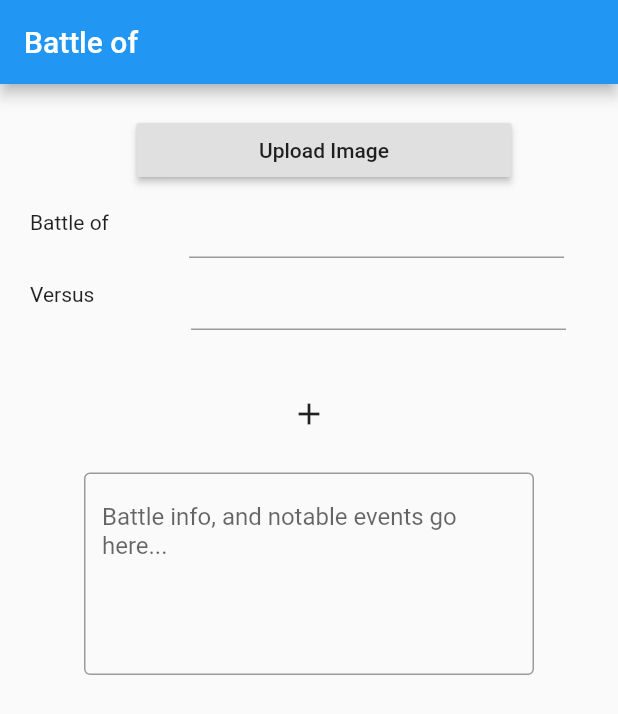
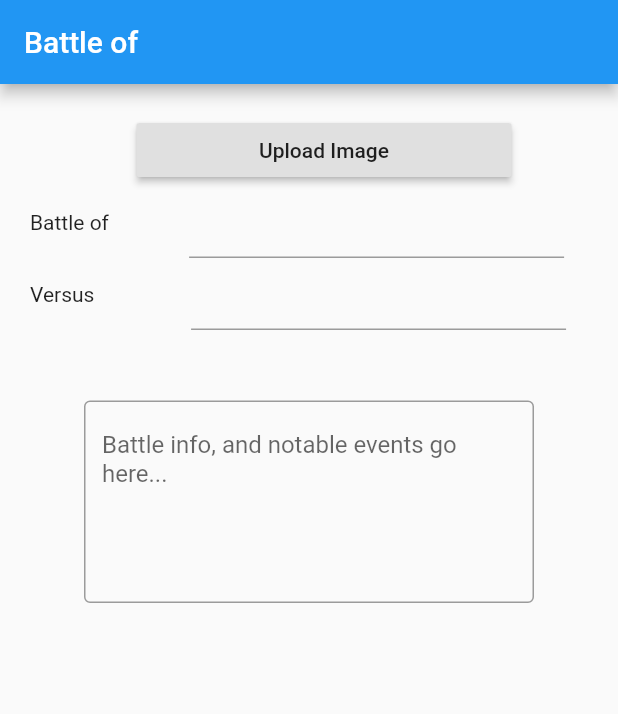
Before and after one commit to Jipwox/Croosade4DK, a Flutter app: the ViewCrusadeBattlePage widget shown alone on an empty page, opened directly with empty values, on a phone screen of 412 x 824 dp. Shown: the top 714 px of the screen. Run offline on Flutter 3.47's test engine with Material 2 defaults, Android fonts, the phone set to English and light mode, and no system bars; our stand-ins replace image_picker, material_design_icons_flutter, sqflite; accounts and stored records are empty; statements that could not run were skipped.

Commit message:
adding units plus button won't appear unless you have more units to add

```diff
--- a/croosade_4dk/lib/Pages/ViewCrusadeBattlePage.dart
+++ b/croosade_4dk/lib/Pages/ViewCrusadeBattlePage.dart
@@ -20,7 +20,7 @@ class _ViewCrusadeBattleState extends State<ViewCrusadeBattlePage>{
   List<CrusadeCardModel> allCardModels = new List<CrusadeCardModel>();
 
   Future<void> initRetrieveCardModels() async {
-
+    cardModels.clear();
     widget.battleEntries.forEach((element) async {
       cardModels.add(await DatabaseProvider.db.getCrusadeCard(element.cardId));
     });
--- a/croosade_4dk/lib/Widgets/BattleDetailScrollView.dart
+++ b/croosade_4dk/lib/Widgets/BattleDetailScrollView.dart
@@ -29,7 +29,6 @@ class _BattleDetailScrollViewState extends State<BattleDetailScrollView>{
   DateTime battleDate;
   Map<int,bool> checkedValues = new Map<int,bool>();
   Set<int> checkedIds = new Set<int>();
-  bool ischecked = false;
 
   String _imageFilePath;
   PickedFile _imageFile;
@@ -224,7 +223,7 @@ class _BattleDetailScrollViewState extends State<BattleDetailScrollView>{
             Row(
               mainAxisAlignment: MainAxisAlignment.center,
               children: [
-                IconButton(
+                if (widget.battleEntries.length != widget.allCardModels.length) IconButton(
                   icon: Icon(Icons.add),
                   onPressed: () {
                     showDialog(
@@ -348,7 +347,6 @@ class _BattleDetailScrollViewState extends State<BattleDetailScrollView>{
             onChanged: (bool value){
               print("checkValue = $value");
               setState(() {
-                ischecked = value;
                 checkedValues[cardModel.id] = value;
                 if(value)checkedIds.add(cardModel.id);
                 if(!value) checkedIds.remove(cardModel.id);
```
